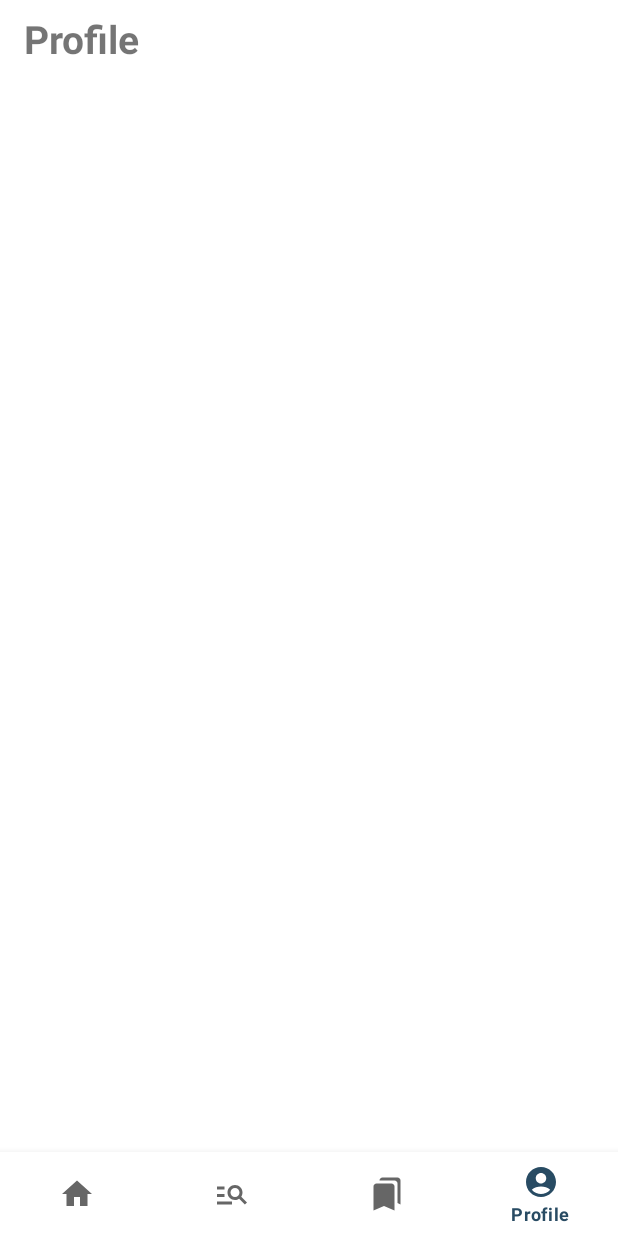
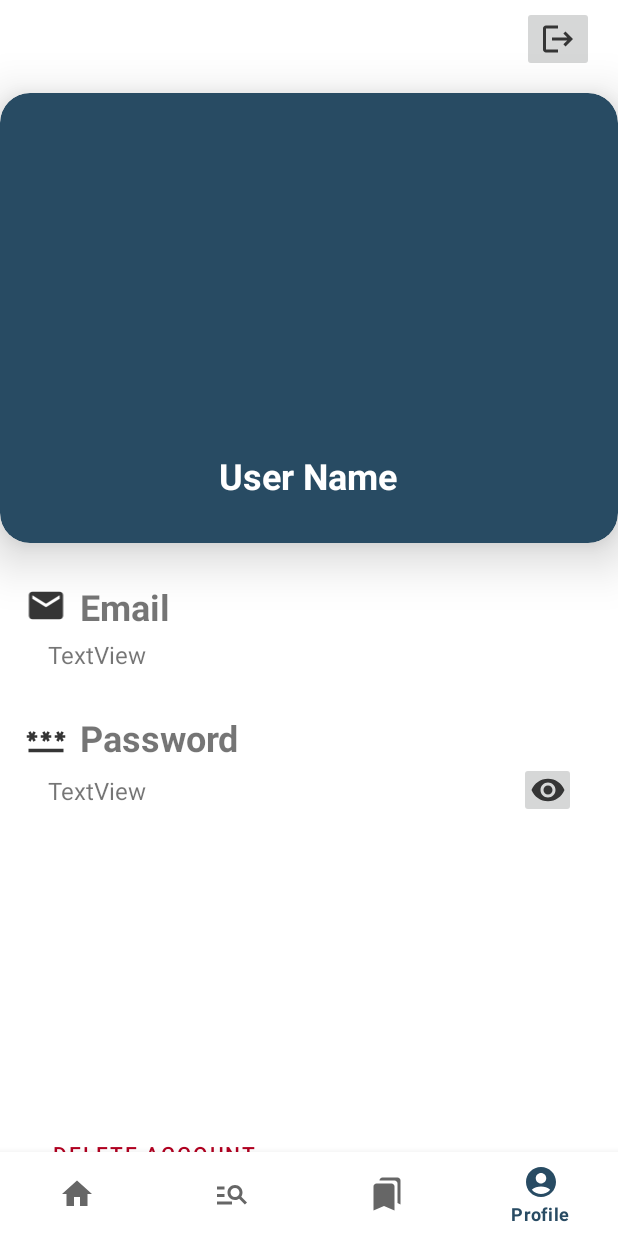
Before and after one commit to cakekxtx/TMClone, an Android app: the ProfileFragment screen opened through its navigation route, on a phone screen of 412 x 824 dp. Run offline under Robolectric (Android 15) with nearby library versions, the phone set to English and light mode, and no system bars; our stand-ins replace navigation-ui; pictures from the network do not load; 2 statements that could not run were skipped.

Commit message:
update profile fragment ui

```diff
--- /dev/null
+++ b/app/src/main/res/drawable/baseline_email_24.xml
@@ -0,0 +1,5 @@
+<vector xmlns:android="http://schemas.android.com/apk/res/android" android:height="24dp" android:tint="#353535" android:viewportHeight="24" android:viewportWidth="24" android:width="24dp">
+
+    <path android:fillColor="@android:color/white" android:pathData="M20,4L4,4c-1.1,0 -1.99,0.9 -1.99,2L2,18c0,1.1 0.9,2 2,2h16c1.1,0 2,-0.9 2,-2L22,6c0,-1.1 -0.9,-2 -2,-2zM20,8l-8,5 -8,-5L4,6l8,5 8,-5v2z"/>
+
+</vector>
--- /dev/null
+++ b/app/src/main/res/drawable/baseline_logout_24.xml
@@ -0,0 +1,5 @@
+<vector xmlns:android="http://schemas.android.com/apk/res/android" android:autoMirrored="true" android:height="24dp" android:tint="#353535" android:viewportHeight="24" android:viewportWidth="24" android:width="24dp">
+
+    <path android:fillColor="@android:color/white" android:pathData="M17,7l-1.41,1.41L18.17,11H8v2h10.17l-2.58,2.58L17,17l5,-5zM4,5h8V3H4c-1.1,0 -2,0.9 -2,2v14c0,1.1 0.9,2 2,2h8v-2H4V5z"/>
+
+</vector>
--- /dev/null
+++ b/app/src/main/res/drawable/baseline_password_24.xml
@@ -0,0 +1,5 @@
+<vector xmlns:android="http://schemas.android.com/apk/res/android" android:height="24dp" android:tint="#353535" android:viewportHeight="24" android:viewportWidth="24" android:width="24dp">
+
+    <path android:fillColor="@android:color/white" android:pathData="M2,17h20v2H2V17zM3.15,12.95L4,11.47l0.85,1.48l1.3,-0.75L5.3,10.72H7v-1.5H5.3l0.85,-1.47L4.85,7L4,8.47L3.15,7l-1.3,0.75L2.7,9.22H1v1.5h1.7L1.85,12.2L3.15,12.95zM9.85,12.2l1.3,0.75L12,11.47l0.85,1.48l1.3,-0.75l-0.85,-1.48H15v-1.5h-1.7l0.85,-1.47L12.85,7L12,8.47L11.15,7l-1.3,0.75l0.85,1.47H9v1.5h1.7L9.85,12.2zM23,9.22h-1.7l0.85,-1.47L20.85,7L20,8.47L19.15,7l-1.3,0.75l0.85,1.47H17v1.5h1.7l-0.85,1.48l1.3,0.75L20,11.47l0.85,1.48l1.3,-0.75l-0.85,-1.48H23V9.22z"/>
+
+</vector>
--- /dev/null
+++ b/app/src/main/res/drawable/baseline_remove_red_eye_24.xml
@@ -0,0 +1,5 @@
+<vector xmlns:android="http://schemas.android.com/apk/res/android" android:height="24dp" android:tint="#353535" android:viewportHeight="24" android:viewportWidth="24" android:width="24dp">
+
+    <path android:fillColor="@android:color/white" android:pathData="M12,4.5C7,4.5 2.73,7.61 1,12c1.73,4.39 6,7.5 11,7.5s9.27,-3.11 11,-7.5c-1.73,-4.39 -6,-7.5 -11,-7.5zM12,17c-2.76,0 -5,-2.24 -5,-5s2.24,-5 5,-5 5,2.24 5,5 -2.24,5 -5,5zM12,9c-1.66,0 -3,1.34 -3,3s1.34,3 3,3 3,-1.34 3,-3 -1.34,-3 -3,-3z"/>
+
+</vector>
--- a/app/src/main/res/layout/fragment_profile.xml
+++ b/app/src/main/res/layout/fragment_profile.xml
@@ -6,15 +6,157 @@
     android:layout_height="match_parent"
     tools:context=".ui.profile.ProfileFragment">
 
+    <androidx.cardview.widget.CardView
+        android:id="@+id/cardView3"
+        android:layout_width="0dp"
+        android:layout_height="300dp"
+        android:layout_marginTop="14dp"
+
+        app:cardBackgroundColor="@color/blue"
+        app:cardCornerRadius="20dp"
+        app:cardElevation="20dp"
+        app:layout_constraintEnd_toEndOf="parent"
+        app:layout_constraintHorizontal_bias="0.333"
+        app:layout_constraintStart_toStartOf="parent"
+        app:layout_constraintTop_toBottomOf="@+id/logoutButton">
+
+        <androidx.constraintlayout.widget.ConstraintLayout
+            android:layout_width="match_parent"
+            android:layout_height="match_parent">
+
+            <ImageView
+                android:id="@+id/profileImage_imageView"
+                android:layout_width="192dp"
+                android:layout_height="178dp"
+                app:layout_constraintBottom_toBottomOf="parent"
+                app:layout_constraintEnd_toEndOf="parent"
+                app:layout_constraintHorizontal_bias="0.497"
+                app:layout_constraintStart_toStartOf="parent"
+                app:layout_constraintTop_toTopOf="parent"
+                app:layout_constraintVertical_bias="0.278"
+                tools:src="@tools:sample/avatars" />
+
+            <TextView
+                android:id="@+id/profileName_textview"
+                android:layout_width="wrap_content"
+                android:layout_height="wrap_content"
+                android:layout_marginBottom="16dp"
+                android:text="@string/placeholder_name"
+                android:textColor="@color/white"
+                android:textSize="24sp"
+                android:textStyle="bold"
+                app:layout_constraintBottom_toBottomOf="parent"
+                app:layout_constraintEnd_toEndOf="parent"
+                app:layout_constraintHorizontal_bias="0.498"
+                app:layout_constraintStart_toStartOf="parent"
+                app:layout_constraintTop_toBottomOf="@+id/profileImage_imageView"
+                app:layout_constraintVertical_bias="0.675" />
+        </androidx.constraintlayout.widget.ConstraintLayout>
+
+    </androidx.cardview.widget.CardView>
+
     <TextView
-        android:id="@+id/textView2"
+        android:id="@+id/textView7"
         android:layout_width="wrap_content"
         android:layout_height="wrap_content"
+        android:layout_marginStart="8dp"
+        android:text="Email"
+        android:textSize="24sp"
+        android:textStyle="bold"
+        app:layout_constraintBottom_toBottomOf="parent"
+        app:layout_constraintStart_toEndOf="@+id/imageView2"
+        app:layout_constraintTop_toBottomOf="@+id/cardView3"
+        app:layout_constraintVertical_bias="0.061" />
+
+    <TextView
+        android:id="@+id/textView9"
+        android:layout_width="wrap_content"
+        android:layout_height="wrap_content"
+        android:layout_marginStart="8dp"
+        android:layout_marginTop="28dp"
+        android:text="Password"
+        android:textSize="24sp"
+        android:textStyle="bold"
+        app:layout_constraintStart_toEndOf="@+id/imageView3"
+        app:layout_constraintTop_toBottomOf="@+id/email_textview" />
+
+    <ImageView
+        android:id="@+id/imageView2"
+        android:layout_width="29dp"
+        android:layout_height="27dp"
         android:layout_marginStart="16dp"
+        android:layout_marginTop="28dp"
+        android:src="@drawable/baseline_email_24"
+        app:layout_constraintStart_toStartOf="parent"
+        app:layout_constraintTop_toBottomOf="@+id/cardView3" />
+
+    <TextView
+        android:id="@+id/email_textview"
+        android:layout_width="wrap_content"
+        android:layout_height="wrap_content"
+        android:layout_marginStart="32dp"
         android:layout_marginTop="8dp"
-        android:text="Profile"
-        android:textSize="26sp"
-        android:textStyle="bold"
+        android:text="@string/textview"
+        android:textSize="16sp"
         app:layout_constraintStart_toStartOf="parent"
+        app:layout_constraintTop_toBottomOf="@+id/imageView2" />
+
+    <ImageView
+        android:id="@+id/imageView3"
+        android:layout_width="29dp"
+        android:layout_height="28dp"
+        android:layout_marginStart="16dp"
+        android:layout_marginTop="32dp"
+        android:src="@drawable/baseline_password_24"
+        app:layout_constraintStart_toStartOf="parent"
+        app:layout_constraintTop_toBottomOf="@+id/email_textview" />
+
+    <TextView
+        android:id="@+id/password_textview"
+        android:layout_width="wrap_content"
+        android:layout_height="wrap_content"
+        android:layout_marginStart="32dp"
+        android:layout_marginTop="8dp"
+        android:text="@string/textview"
+        android:textSize="16sp"
+        app:layout_constraintStart_toStartOf="parent"
+        app:layout_constraintTop_toBottomOf="@+id/textView9" />
+
+    <ImageButton
+        android:id="@+id/showPassword_button"
+        android:layout_width="38dp"
+        android:layout_height="37dp"
+        android:layout_marginEnd="28dp"
+        android:src="@drawable/baseline_remove_red_eye_24"
+        app:layout_constraintEnd_toEndOf="parent"
+        app:layout_constraintHorizontal_bias="1.0"
+        app:layout_constraintStart_toEndOf="@+id/password_textview"
+        app:layout_constraintTop_toBottomOf="@+id/textView9" />
+
+    <ImageButton
+        android:id="@+id/logoutButton"
+        android:layout_width="wrap_content"
+        android:layout_height="wrap_content"
+        android:layout_marginTop="4dp"
+        android:layout_marginEnd="16dp"
+        android:src="@drawable/baseline_logout_24"
+        app:layout_constraintEnd_toEndOf="parent"
         app:layout_constraintTop_toTopOf="parent" />
+
+    <Button
+        android:id="@+id/deleteAcc_button"
+        android:layout_width="173dp"
+        android:layout_height="37dp"
+        android:layout_marginTop="118dp"
+        android:layout_marginBottom="28dp"
+        android:background="#00FFFFFF"
+        android:text="delete account"
+        android:textColor="@color/design_default_color_error"
+        app:layout_constraintBottom_toBottomOf="parent"
+        app:layout_constraintEnd_toEndOf="parent"
+        app:layout_constraintHorizontal_bias="0.067"
+        app:layout_constraintStart_toStartOf="parent"
+        app:layout_constraintTop_toBottomOf="@+id/password_textview"
+        app:layout_constraintVertical_bias="0.909" />
+
 </androidx.constraintlayout.widget.ConstraintLayout>
--- a/app/src/main/res/values/strings.xml
+++ b/app/src/main/res/values/strings.xml
@@ -8,4 +8,6 @@
     <string name="placeholder_event_name">Event name</string>
     <string name="title_ticketMaster">TicketMaster</string>
     <string name="text_signin">Sign in</string>
+    <string name="placeholder_name">User Name</string>
+    <string name="textview">TextView</string>
 </resources>
```
